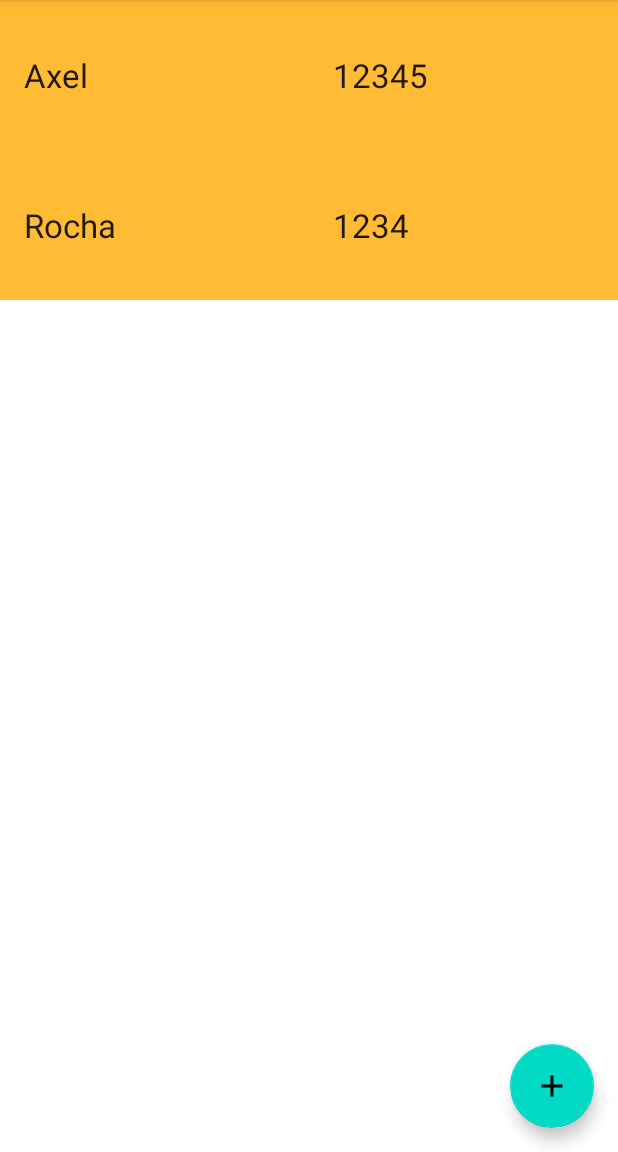
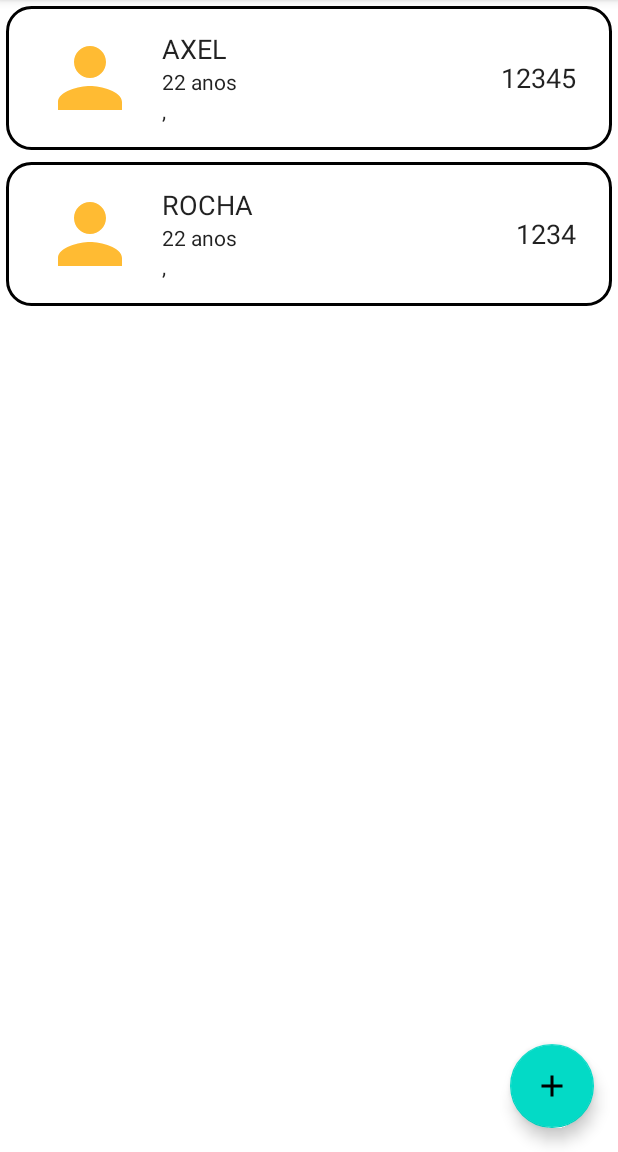
Before and after one commit to AxelRocha/RegisterApp, an Android app: the screen it shows after launch (RegisteredListActivity), on a phone screen of 412 x 824 dp, the part 84-1236 px from its top. Run offline under Robolectric (Android 15) with nearby library versions, the phone set to English and light mode, and no system bars; our stand-ins replace Room's generated code.

Commit message:
improving list register ui

```diff
--- a/app/src/main/java/com/example/registerapp/ui/registerlist/RegisterListAdapter.java
+++ b/app/src/main/java/com/example/registerapp/ui/registerlist/RegisterListAdapter.java
@@ -33,9 +33,20 @@ public class RegisterListAdapter extends RecyclerView.Adapter<RegisterListAdapte
 
     @Override
     public void onBindViewHolder(@NonNull ViewHolder holder, int position) {
+        StringBuilder builder = new StringBuilder();
+
         holder.mItem = mDatas.get(position);
-        holder.nameTextView .setText(mDatas.get(position).getName());
-        holder.phoneTextView .setText(mDatas.get(position).getPhone());
+        holder.nameTextView.setText(mDatas.get(position).getName());
+
+        builder.append(mDatas.get(position).getAge()).append(" anos");
+        holder.ageTextView.setText(builder.toString());
+        builder.setLength(0);
+
+        builder.append(mDatas.get(position).getCity()).append(", ").append(mDatas.get(position).getUf());
+        holder.locationTextView.setText(builder.toString());
+        builder.setLength(0);
+
+        holder.phoneTextView.setText(mDatas.get(position).getPhone());
 
         holder.mView.setOnLongClickListener(new View.OnLongClickListener() {
             @Override
@@ -66,14 +77,18 @@ public class RegisterListAdapter extends RecyclerView.Adapter<RegisterListAdapte
     class ViewHolder extends RecyclerView.ViewHolder {
         public final View mView;
         public final TextView nameTextView;
+        public final TextView ageTextView;
+        public final TextView locationTextView;
         public final TextView phoneTextView;
         public PersonalData mItem;
 
         public ViewHolder(View view){
             super(view);
             this.mView = view;
-            this.nameTextView = (TextView) view.findViewById(R.id.tvName);
-            this.phoneTextView = (TextView) view.findViewById(R.id.tvPhone);
+            this.nameTextView = (TextView) view.findViewById(R.id.nameTextView);
+            this.ageTextView = (TextView) view.findViewById(R.id.ageTextView);
+            this.locationTextView = (TextView) view.findViewById(R.id.locationTextView);
+            this.phoneTextView = (TextView) view.findViewById(R.id.phoneTextView);
         }
     }
 }
--- /dev/null
+++ b/app/src/main/res/drawable/card_background.xml
@@ -0,0 +1,8 @@
+<shape xmlns:android="http://schemas.android.com/apk/res/android"
+    android:shape="rectangle">
+    <corners
+        android:radius="16dp" />
+    <stroke
+        android:width="2dp"
+        android:color="@android:color/background_dark" />
+</shape>
--- /dev/null
+++ b/app/src/main/res/drawable/ic_baseline_person_24.xml
@@ -0,0 +1,6 @@
+<vector
+    android:height="48dp" android:tint="?attr/colorControlNormal"
+    android:viewportHeight="24" android:viewportWidth="24"
+    android:width="48dp" xmlns:android="http://schemas.android.com/apk/res/android">
+    <path android:fillColor="@android:color/white" android:pathData="M12,12c2.21,0 4,-1.79 4,-4s-1.79,-4 -4,-4 -4,1.79 -4,4 1.79,4 4,4zM12,14c-2.67,0 -8,1.34 -8,4v2h16v-2c0,-2.66 -5.33,-4 -8,-4z"/>
+</vector>
--- a/app/src/main/res/layout/list_data_item.xml
+++ b/app/src/main/res/layout/list_data_item.xml
@@ -1,36 +1,78 @@
 <?xml version="1.0" encoding="utf-8"?>
 <LinearLayout xmlns:android="http://schemas.android.com/apk/res/android"
-    android:orientation="vertical"
+    xmlns:app="http://schemas.android.com/apk/res-auto"
+    xmlns:tools="http://schemas.android.com/tools"
+    android:orientation="horizontal"
     android:layout_width="match_parent"
-    android:layout_height="wrap_content">
+    android:layout_height="wrap_content"
+    android:gravity="center_vertical"
+    android:background="@drawable/card_background"
+    android:layout_margin="4dp"
+    android:padding="16dp">
 
     <LinearLayout
-        android:id="@+id/linearLInformation"
-        android:visibility="visible"
-        android:layout_width="match_parent"
-        android:layout_height="100dp"
-        android:gravity="center_vertical"
-        android:background="@android:color/holo_orange_light">
-        <TextView
-            android:id="@+id/tvName"
-            android:text="Axel Rocha"
-            style="@style/word_title"
-            android:layout_margin="8dp"
-            android:layout_width="0dp"
-            android:layout_height="wrap_content"
-            android:layout_weight="1"
-            />
+        android:layout_width="wrap_content"
+        android:layout_height="wrap_content"
+        android:layout_gravity="center_vertical"
+        android:layout_marginStart="8dp"
+        android:orientation="vertical">
 
-        <TextView
-            android:id="@+id/tvPhone"
-            android:text="99625-2627"
-            style="@style/word_title"
-            android:layout_margin="8dp"
-            android:layout_width="0dp"
-            android:layout_height="wrap_content"
-            android:layout_weight="1"
-            />
+        <ImageView
+            android:layout_width="64dp"
+            android:layout_height="64dp"
+            android:src="@drawable/ic_baseline_person_24"
+            app:tint="@android:color/holo_orange_light" />
 
     </LinearLayout>
 
+    <LinearLayout
+        android:layout_width="0dp"
+        android:layout_height="wrap_content"
+        android:orientation="vertical"
+        android:layout_marginStart="16dp"
+        android:layout_marginEnd="16dp"
+        android:layout_gravity="center_vertical"
+        android:layout_weight="1">
+
+        <TextView
+            android:id="@+id/nameTextView"
+            android:layout_width="wrap_content"
+            android:layout_height="wrap_content"
+            android:maxLines="2"
+            android:textAllCaps="true"
+            android:textSize="18sp"
+            style="@style/word_title"
+            tools:text="Axel Rocha"/>
+
+        <TextView
+            android:id="@+id/ageTextView"
+            android:layout_width="wrap_content"
+            android:layout_height="wrap_content"
+            android:maxLines="1"
+            android:textSize="14sp"
+            style="@style/word_title"
+            tools:text="22 anos"/>
+
+        <TextView
+            android:id="@+id/locationTextView"
+            android:layout_width="wrap_content"
+            android:layout_height="wrap_content"
+            android:text="Axel Rocha"
+            android:maxLines="2"
+            android:textSize="14sp"
+            style="@style/word_title"
+            tools:text="Curitiba, PR"/>
+
+    </LinearLayout>
+
+    <TextView
+        android:id="@+id/phoneTextView"
+        android:layout_width="wrap_content"
+        android:layout_height="36dp"
+        android:gravity="center"
+        style="@style/word_title"
+        android:textSize="18sp"
+        android:layout_margin="8dp"
+        tools:text="65 996252627"/>
+
 </LinearLayout>
--- a/app/src/main/res/values/styles.xml
+++ b/app/src/main/res/values/styles.xml
@@ -10,9 +10,8 @@
 
     <style name="word_title">
         <item name="android:layout_width">match_parent</item>
-        <item name="android:layout_marginBottom">8dp</item>
-        <item name="android:paddingLeft">8dp</item>
-        <item name="android:background">@android:color/holo_orange_light</item>
-        <item name="android:textAppearance">@android:style/TextAppearance.Large</item>
+        <item name="android:textAppearance">@android:style/TextAppearance.DeviceDefault</item>
+        <item name="android:maxLines">1</item>
+        <item name="android:ellipsize">end</item>
     </style>
 </resources>
```
